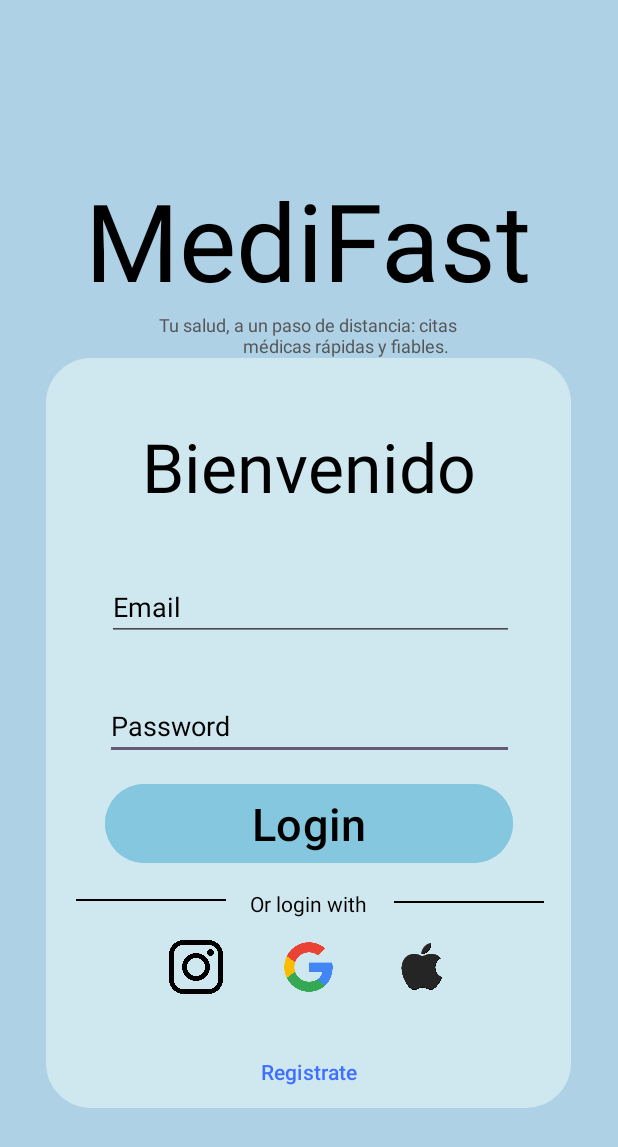
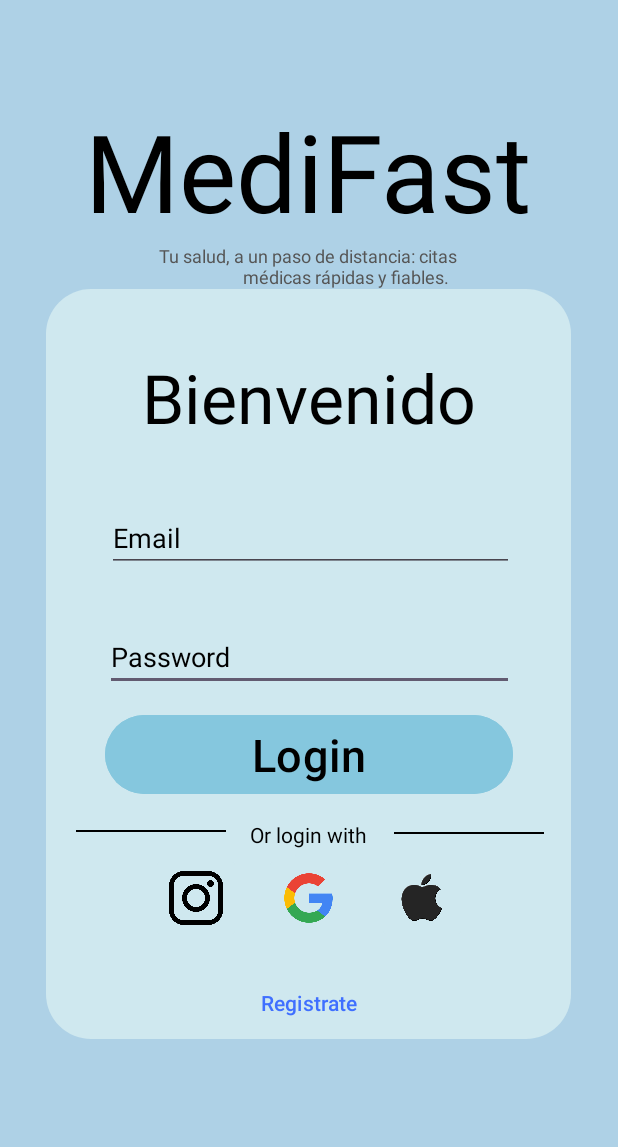
Before and after one commit to Intro-CompuMovil/Medifast, an Android app: the screen it shows after launch (MainActivity), on a phone screen of 412 x 824 dp. Shown: the top 1147 px of the screen. Run offline under Robolectric (Android 15) with nearby library versions, the phone set to English and light mode, and no system bars.

```diff
--- a/app/src/main/res/layout/activity_main.xml
+++ b/app/src/main/res/layout/activity_main.xml
@@ -12,7 +12,7 @@
         android:layout_width="wrap_content"
         android:layout_height="wrap_content"
         android:layout_marginStart="102dp"
-        android:layout_marginTop="111dp"
+        android:layout_marginTop="65dp"
         android:layout_marginEnd="103dp"
         android:text="@string/medifast"
         android:textColor="@color/black"
```
